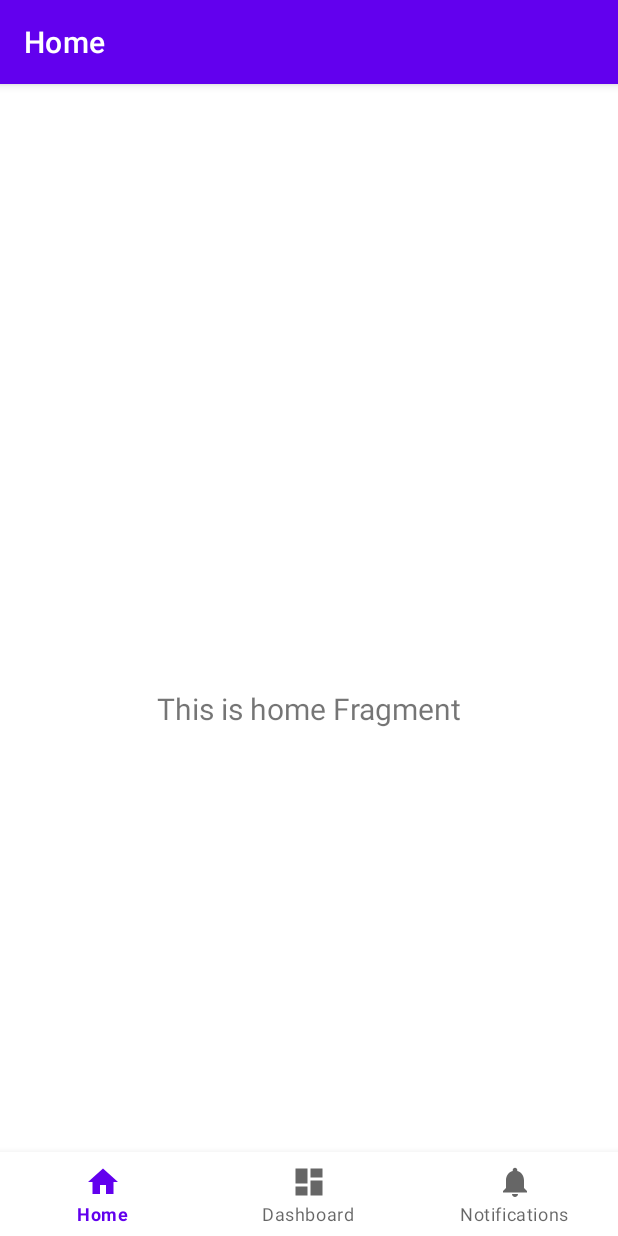
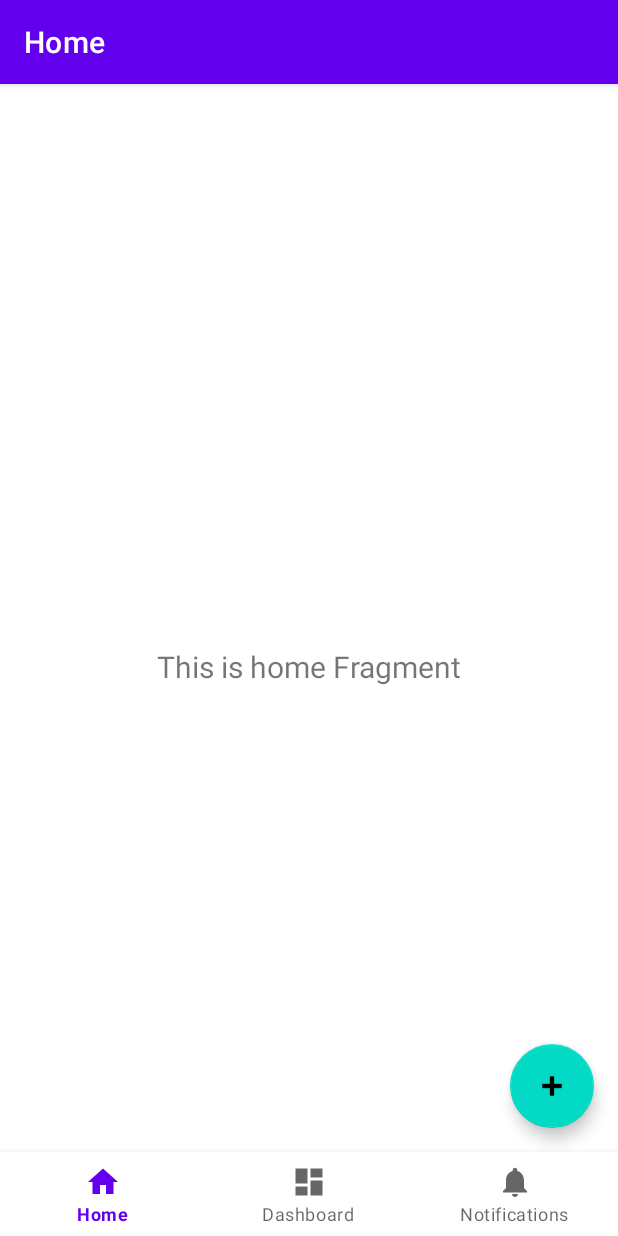
Before and after one commit to Ruppetrul/TrainingDiary, an Android app: the screen it shows after launch (MainActivity), on a phone screen of 412 x 824 dp. Run offline under Robolectric (Android 15) with nearby library versions, the phone set to English and light mode, and no system bars; our stand-ins replace navigation-ui.

Commit message:
Base config view.

```diff
--- a/app/src/main/java/com/example/trainingdiary/MainActivity.kt
+++ b/app/src/main/java/com/example/trainingdiary/MainActivity.kt
@@ -1,13 +1,13 @@
 package com.example.trainingdiary
 
 import android.os.Bundle
-import com.google.android.material.bottomnavigation.BottomNavigationView
 import androidx.appcompat.app.AppCompatActivity
-import androidx.navigation.findNavController
+import androidx.navigation.fragment.NavHostFragment
 import androidx.navigation.ui.AppBarConfiguration
 import androidx.navigation.ui.setupActionBarWithNavController
 import androidx.navigation.ui.setupWithNavController
 import com.example.trainingdiary.databinding.ActivityMainBinding
+import com.google.android.material.bottomnavigation.BottomNavigationView
 
 class MainActivity : AppCompatActivity() {
 
@@ -21,9 +21,10 @@ class MainActivity : AppCompatActivity() {
 
         val navView: BottomNavigationView = binding.navView
 
-        val navController = findNavController(R.id.nav_host_fragment_activity_main)
-        // Passing each menu ID as a set of Ids because each
-        // menu should be considered as top level destinations.
+        val navHostFragment =
+            supportFragmentManager.findFragmentById(R.id.nav_host_fragment_activity_main) as NavHostFragment
+        val navController = navHostFragment.navController
+
         val appBarConfiguration = AppBarConfiguration(
             setOf(
                 R.id.navigation_home, R.id.navigation_dashboard, R.id.navigation_notifications
--- a/app/src/main/res/layout/activity_main.xml
+++ b/app/src/main/res/layout/activity_main.xml
@@ -18,11 +18,11 @@
         app:layout_constraintRight_toRightOf="parent"
         app:menu="@menu/bottom_nav_menu" />
 
-    <fragment
+    <androidx.fragment.app.FragmentContainerView
         android:id="@+id/nav_host_fragment_activity_main"
         android:name="androidx.navigation.fragment.NavHostFragment"
         android:layout_width="match_parent"
-        android:layout_height="match_parent"
+        android:layout_height="0dp"
         app:defaultNavHost="true"
         app:layout_constraintBottom_toTopOf="@id/nav_view"
         app:layout_constraintLeft_toLeftOf="parent"
--- a/app/src/main/res/layout/fragment_home.xml
+++ b/app/src/main/res/layout/fragment_home.xml
@@ -19,4 +19,17 @@
         app:layout_constraintEnd_toEndOf="parent"
         app:layout_constraintStart_toStartOf="parent"
         app:layout_constraintTop_toTopOf="parent" />
+
+    <com.google.android.material.floatingactionbutton.FloatingActionButton
+        android:id="@+id/floatingActionButton"
+        android:layout_width="wrap_content"
+        android:layout_height="wrap_content"
+        android:clickable="true"
+        android:contentDescription="@string/add_approach"
+        android:focusable="true"
+        android:layout_margin="16dp"
+        app:srcCompat="@android:drawable/ic_input_add"
+        app:layout_constraintBottom_toBottomOf="parent"
+        app:layout_constraintEnd_toEndOf="parent"/>
+
 </androidx.constraintlayout.widget.ConstraintLayout>
--- a/app/src/main/res/values/strings.xml
+++ b/app/src/main/res/values/strings.xml
@@ -3,4 +3,5 @@
     <string name="title_home">Home</string>
     <string name="title_dashboard">Dashboard</string>
     <string name="title_notifications">Notifications</string>
+    <string name="add_approach">Add approach</string>
 </resources>
```
